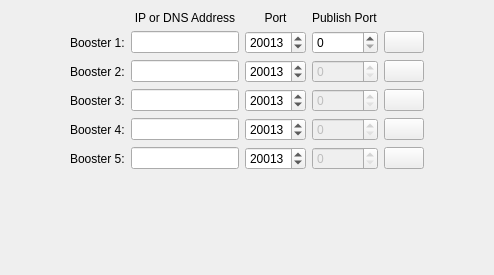
Old version of the form FileWaveGuiLib/ClientStatusMonitorFiles/Boosters.ui in the repository fw-dev/translations.
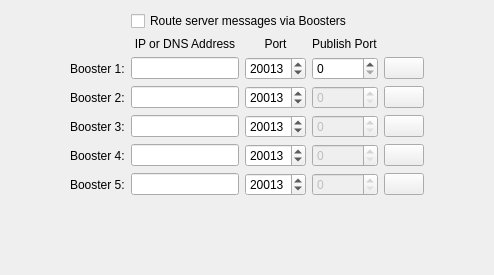
New version of the form. Custom widgets are drawn as their Qt base class.

What changed in the file:
```diff
--- a/FileWaveGuiLib/ClientStatusMonitorFiles/Boosters.ui
+++ b/FileWaveGuiLib/ClientStatusMonitorFiles/Boosters.ui
@@ -31,20 +31,7 @@
      </item>
      <item>
       <layout class="QGridLayout" name="gridLayout">
-       <item row="1" column="2">
-        <widget class="QSpinBox" name="booster1PortSB">
-         <property name="minimum">
-          <number>0</number>
-         </property>
-         <property name="maximum">
-          <number>65535</number>
-         </property>
-         <property name="value">
-          <number>20013</number>
-         </property>
-        </widget>
-       </item>
-       <item row="3" column="2">
+       <item row="4" column="2">
         <widget class="QSpinBox" name="booster3PortSB">
          <property name="minimum">
           <number>0</number>
@@ -57,7 +44,7 @@
          </property>
         </widget>
        </item>
-       <item row="2" column="2">
+       <item row="3" column="2">
         <widget class="QSpinBox" name="booster2PortSB">
          <property name="minimum">
           <number>0</number>
@@ -70,19 +57,19 @@
          </property>
         </widget>
        </item>
-       <item row="4" column="4">
+       <item row="5" column="4">
         <widget class="BonjourServiceView" name="bonjourView4"/>
        </item>
-       <item row="1" column="1">
+       <item row="2" column="1">
         <widget class="QLineEdit" name="booster1AddED"/>
        </item>
-       <item row="3" column="1">
-        <widget class="QLineEdit" name="booster3AddED"/>
-       </item>
-       <item row="5" column="1">
+       <item row="6" column="1">
         <widget class="QLineEdit" name="booster5AddED"/>
        </item>
-       <item row="4" column="2">
+       <item row="4" column="1">
+        <widget class="QLineEdit" name="booster3AddED"/>
+       </item>
+       <item row="5" column="2">
         <widget class="QSpinBox" name="booster4PortSB">
          <property name="minimum">
           <number>0</number>
@@ -95,10 +82,78 @@
          </property>
         </widget>
        </item>
-       <item row="1" column="4">
-        <widget class="BonjourServiceView" name="bonjourView1"/>
+       <item row="5" column="0">
+        <widget class="QLabel" name="label_4">
+         <property name="text">
+          <string>Booster 4:</string>
+         </property>
+        </widget>
        </item>
-       <item row="0" column="1">
+       <item row="1" column="2">
+        <widget class="QLabel" name="boosterPortLA">
+         <property name="text">
+          <string>Port</string>
+         </property>
+         <property name="alignment">
+          <set>Qt::AlignCenter</set>
+         </property>
+        </widget>
+       </item>
+       <item row="1" column="3">
+        <widget class="QLabel" name="label_6">
+         <property name="text">
+          <string>Publish Port</string>
+         </property>
+        </widget>
+       </item>
+       <item row="2" column="3">
+        <widget class="QSpinBox" name="booster1PubPortSB">
+         <property name="maximum">
+          <number>65535</number>
+         </property>
+        </widget>
+       </item>
+       <item row="3" column="3">
+        <widget class="QSpinBox" name="booster2PubPortSB">
+         <property name="enabled">
+          <bool>false</bool>
+         </property>
+         <property name="maximum">
+          <number>65535</number>
+         </property>
+        </widget>
+       </item>
+       <item row="4" column="3">
+        <widget class="QSpinBox" name="booster3PubPortSB">
+         <property name="enabled">
+          <bool>false</bool>
+         </property>
+         <property name="maximum">
+          <number>65535</number>
+         </property>
+        </widget>
+       </item>
+       <item row="5" column="3">
+        <widget class="QSpinBox" name="booster4PubPortSB">
+         <property name="enabled">
+          <bool>false</bool>
+         </property>
+         <property name="maximum">
+          <number>65535</number>
+         </property>
+        </widget>
+       </item>
+       <item row="6" column="3">
+        <widget class="QSpinBox" name="booster5PubPortSB">
+         <property name="enabled">
+          <bool>false</bool>
+         </property>
+         <property name="maximum">
+          <number>65535</number>
+         </property>
+        </widget>
+       </item>
+       <item row="1" column="1">
         <widget class="QLabel" name="boosterAddressLA">
          <property name="text">
           <string>IP or DNS Address</string>
@@ -108,14 +163,20 @@
          </property>
         </widget>
        </item>
-       <item row="2" column="0">
+       <item row="2" column="4">
+        <widget class="BonjourServiceView" name="bonjourView1"/>
+       </item>
+       <item row="6" column="4">
+        <widget class="BonjourServiceView" name="bonjourView5"/>
+       </item>
+       <item row="3" column="0">
         <widget class="QLabel" name="label_2">
          <property name="text">
           <string>Booster 2:</string>
          </property>
         </widget>
        </item>
-       <item row="5" column="2">
+       <item row="6" column="2">
         <widget class="QSpinBox" name="booster5PortSB">
          <property name="minimum">
           <number>0</number>
@@ -128,110 +189,56 @@
          </property>
         </widget>
        </item>
-       <item row="5" column="4">
-        <widget class="BonjourServiceView" name="bonjourView5"/>
-       </item>
-       <item row="2" column="4">
-        <widget class="BonjourServiceView" name="bonjourView2"/>
-       </item>
        <item row="3" column="4">
-        <widget class="BonjourServiceView" name="bonjourView3"/>
+        <widget class="BonjourServiceView" name="bonjourView2"/>
        </item>
-       <item row="2" column="1">
+       <item row="3" column="1">
         <widget class="QLineEdit" name="booster2AddED"/>
        </item>
-       <item row="4" column="1">
+       <item row="4" column="4">
+        <widget class="BonjourServiceView" name="bonjourView3"/>
+       </item>
+       <item row="5" column="1">
         <widget class="QLineEdit" name="booster4AddED"/>
        </item>
-       <item row="3" column="0">
+       <item row="4" column="0">
         <widget class="QLabel" name="label_3">
          <property name="text">
           <string>Booster 3:</string>
          </property>
         </widget>
        </item>
-       <item row="5" column="0">
+       <item row="6" column="0">
         <widget class="QLabel" name="label_5">
          <property name="text">
           <string>Booster 5:</string>
          </property>
         </widget>
        </item>
-       <item row="1" column="0">
+       <item row="2" column="2">
+        <widget class="QSpinBox" name="booster1PortSB">
+         <property name="minimum">
+          <number>0</number>
+         </property>
+         <property name="maximum">
+          <number>65535</number>
+         </property>
+         <property name="value">
+          <number>20013</number>
+         </property>
+        </widget>
+       </item>
+       <item row="2" column="0">
         <widget class="QLabel" name="label">
          <property name="text">
           <string>Booster 1:</string>
          </property>
         </widget>
        </item>
-       <item row="4" column="0">
-        <widget class="QLabel" name="label_4">
+       <item row="0" column="1" colspan="3">
+        <widget class="QCheckBox" name="boosterRouting">
          <property name="text">
-          <string>Booster 4:</string>
-         </property>
-        </widget>
-       </item>
-       <item row="0" column="2">
-        <widget class="QLabel" name="boosterPortLA">
-         <property name="text">
-          <string>Port</string>
-         </property>
-         <property name="alignment">
-          <set>Qt::AlignCenter</set>
-         </property>
-        </widget>
-       </item>
-       <item row="0" column="3">
-        <widget class="QLabel" name="label_6">
-         <property name="text">
-          <string>Publish Port</string>
-         </property>
-        </widget>
-       </item>
-       <item row="1" column="3">
-        <widget class="QSpinBox" name="booster1PubPortSB">
-         <property name="maximum">
-          <number>65535</number>
-         </property>
-        </widget>
-       </item>
-       <item row="2" column="3">
-        <widget class="QSpinBox" name="booster2PubPortSB">
-         <property name="enabled">
-          <bool>false</bool>
-         </property>
-         <property name="maximum">
-          <number>65535</number>
-         </property>
-        </widget>
-       </item>
-       <item row="3" column="3">
-        <widget class="QSpinBox" name="booster3PubPortSB">
-         <property name="enabled">
-          <bool>false</bool>
-         </property>
-         <property name="maximum">
-          <number>65535</number>
-         </property>
-        </widget>
-       </item>
-       <item row="4" column="3">
-        <widget class="QSpinBox" name="booster4PubPortSB">
-         <property name="enabled">
-          <bool>false</bool>
-         </property>
-         <property name="maximum">
-          <number>65535</number>
-         </property>
-        </widget>
-       </item>
-       <item row="5" column="3">
-        <widget class="QSpinBox" name="booster5PubPortSB">
-         <property name="enabled">
-          <bool>false</bool>
-         </property>
-         <property name="maximum">
-          <number>65535</number>
+          <string>Route server messages via Boosters</string>
          </property>
         </widget>
        </item>
```
Left out of the diff: 1 changed line with no effect on the pictures.
